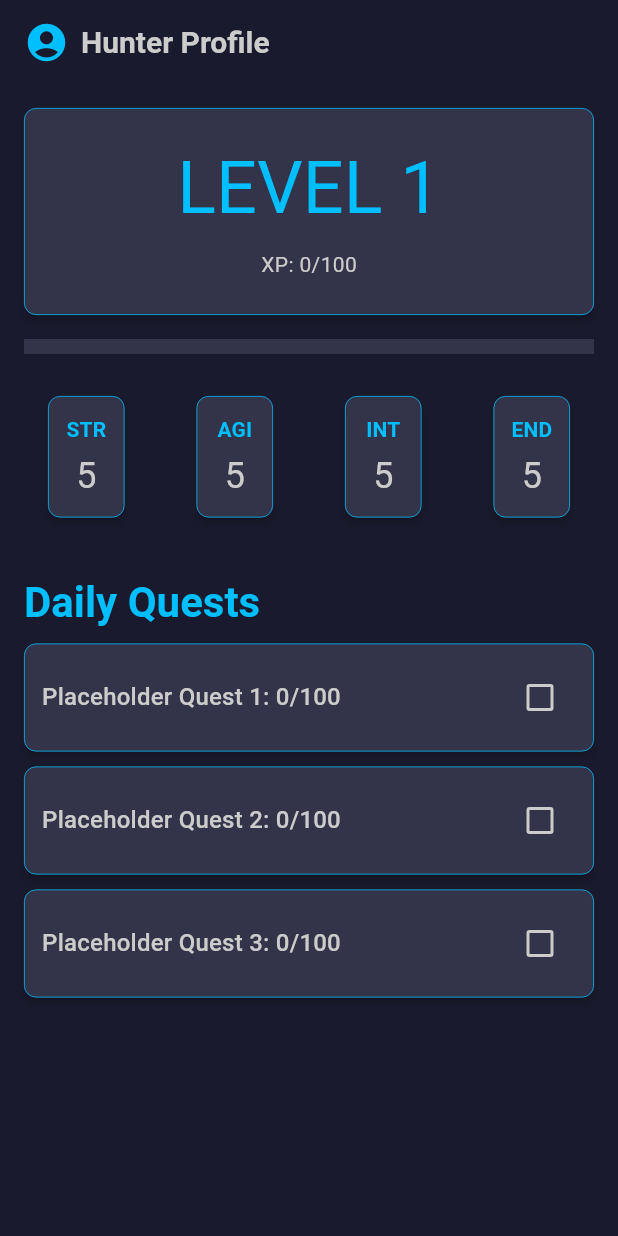
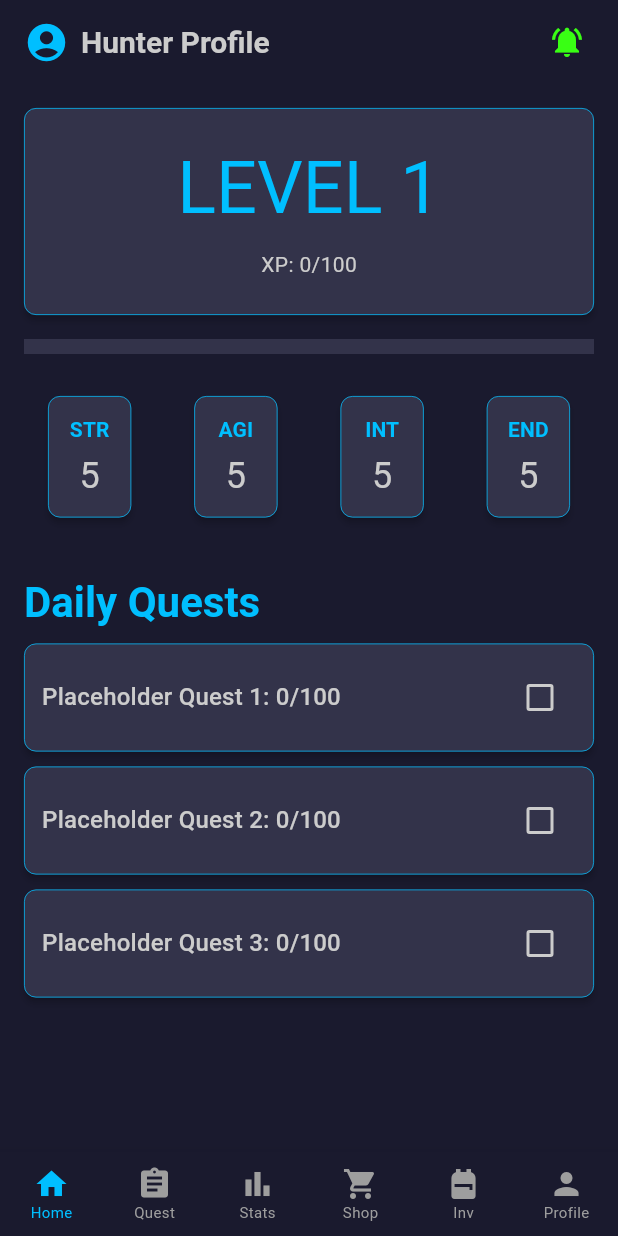
Before and after one commit to BlankW100/LevelZero.Qst, a Flutter app: the screen it shows after launch, after a tap on "Hunter Profile", on a phone screen of 412 x 824 dp. Run offline on Flutter 3.47's test engine with Material 3 defaults, Android fonts, the phone set to English and light mode, and no system bars; our stand-ins replace shared_preferences; accounts and stored records are empty.

Commit message:
updated Ui (added footer navi and notifcation) debugging splach screen since it doesnt show up on loading yet

```diff
--- a/lib/ui/dashboard_screen.dart
+++ b/lib/ui/dashboard_screen.dart
@@ -13,6 +13,9 @@ class _DashboardScreenState extends State<DashboardScreen> {
   final StorageService _storage = StorageService();
   HunterProfile? _profile;
 
+  // Tracks which tab in the footer is currently selected
+  int _currentTabIndex = 0;
+
   @override
   void initState() {
     super.initState();
@@ -24,7 +27,6 @@ class _DashboardScreenState extends State<DashboardScreen> {
     HunterProfile? loadedProfile = _storage.loadProfile();
 
     if (loadedProfile == null) {
-      // Create a default profile if none exists
       loadedProfile = HunterProfile();
       await _storage.saveProfile(loadedProfile);
     }
@@ -34,13 +36,34 @@ class _DashboardScreenState extends State<DashboardScreen> {
     });
   }
 
+  // Function to show the Notification Popup
+  void _showNotifications() {
+    showDialog(
+      context: context,
+      builder: (BuildContext context) {
+        return AlertDialog(
+          backgroundColor: Theme.of(context).colorScheme.surface,
+          title: Text(
+            "System Notifications",
+            style: TextStyle(color: Theme.of(context).colorScheme.primary),
+          ),
+          content: const Text("No new notifications at this time."),
+          actions: [
+            TextButton(
+              onPressed: () => Navigator.of(context).pop(),
+              child: const Text("CLOSE"),
+            ),
+          ],
+        );
+      },
+    );
+  }
+
   @override
   Widget build(BuildContext context) {
     if (_profile == null) {
       return const Scaffold(
-        body: Center(
-          child: CircularProgressIndicator(),
-        ),
+        body: Center(child: CircularProgressIndicator()),
       );
     }
 
@@ -48,7 +71,7 @@ class _DashboardScreenState extends State<DashboardScreen> {
       appBar: AppBar(
         title: GestureDetector(
           onTap: () {
-            debugPrint("Navigate to Profile"); // Placeholder for future Profile Screen
+            debugPrint("Navigate to Profile");
           },
           child: const Row(
             mainAxisSize: MainAxisSize.min,
@@ -60,11 +83,19 @@ class _DashboardScreenState extends State<DashboardScreen> {
           ),
         ),
         centerTitle: false,
+        // ADDED: The Notification Bell
+        actions: [
+          IconButton(
+            icon: const Icon(Icons.notifications_active),
+            color: Theme.of(context).colorScheme.secondary, // Green bell
+            onPressed: _showNotifications,
+          ),
+          const SizedBox(width: 10), // Padding on the right
+        ],
       ),
       body: Column(
         crossAxisAlignment: CrossAxisAlignment.stretch,
         children: [
-          // Level Card
           Card(
             margin: const EdgeInsets.all(16.0),
             child: Padding(
@@ -84,7 +115,6 @@ class _DashboardScreenState extends State<DashboardScreen> {
               ),
             ),
           ),
-          // XP Progress Bar
           Padding(
             padding: const EdgeInsets.symmetric(horizontal: 16.0),
             child: LinearProgressIndicator(
@@ -95,23 +125,21 @@ class _DashboardScreenState extends State<DashboardScreen> {
             ),
           ),
           const SizedBox(height: 20),
-          // Stats Row
           Padding(
             padding: const EdgeInsets.symmetric(horizontal: 16.0),
             child: Row(
               children: [
                 _buildStatCard(context, 'STR', _profile!.strength),
-                const SizedBox(width: 16), // Adjusted spacing so they fit nicely
+                const SizedBox(width: 10),
                 _buildStatCard(context, 'AGI', _profile!.agility),
-                const SizedBox(width: 16),
+                const SizedBox(width: 10),
                 _buildStatCard(context, 'INT', _profile!.intelligence),
-                const SizedBox(width: 16),
+                const SizedBox(width: 10),
                 _buildStatCard(context, 'END', _profile!.endurance),
               ],
             ),
           ),
           const SizedBox(height: 30),
-          // Daily Quests Section Header
           Padding(
             padding: const EdgeInsets.symmetric(horizontal: 16.0),
             child: Text(
@@ -123,11 +151,10 @@ class _DashboardScreenState extends State<DashboardScreen> {
             ),
           ),
           const SizedBox(height: 10),
-          // Quests List
           Expanded(
             child: ListView.builder(
               padding: const EdgeInsets.symmetric(horizontal: 16.0),
-              itemCount: 3, // Placeholder for 3 quests
+              itemCount: 3,
               itemBuilder: (context, index) {
                 return Card(
                   margin: const EdgeInsets.only(bottom: 10),
@@ -142,10 +169,8 @@ class _DashboardScreenState extends State<DashboardScreen> {
                           ),
                         ),
                         Checkbox(
-                          value: false, // Placeholder value
-                          onChanged: (bool? value) {
-                            debugPrint("Quest ${index + 1} checked: $value");
-                          },
+                          value: false,
+                          onChanged: (bool? value) {},
                           fillColor: WidgetStateProperty.resolveWith<Color>(
                             (Set<WidgetState> states) {
                               if (states.contains(WidgetState.selected)) {
@@ -165,15 +190,38 @@ class _DashboardScreenState extends State<DashboardScreen> {
           ),
         ],
       ),
+      // ADDED: The Bottom Navigation Bar (Footer)
+      bottomNavigationBar: BottomNavigationBar(
+        type: BottomNavigationBarType.fixed, // Required for more than 3 items
+        backgroundColor: Theme.of(context).scaffoldBackgroundColor,
+        selectedItemColor: Theme.of(context).colorScheme.primary,
+        unselectedItemColor: Colors.grey,
+        selectedFontSize: 10, // Small text to fit 6 items
+        unselectedFontSize: 10,
+        currentIndex: _currentTabIndex,
+        onTap: (index) {
+          setState(() {
+            _currentTabIndex = index; // Updates the active icon
+          });
+          // Future: Add routing to switch screens here
+        },
+        items: const [
+          BottomNavigationBarItem(icon: Icon(Icons.home), label: 'Home'),
+          BottomNavigationBarItem(icon: Icon(Icons.assignment), label: 'Quest'),
+          BottomNavigationBarItem(icon: Icon(Icons.bar_chart), label: 'Stats'),
+          BottomNavigationBarItem(icon: Icon(Icons.shopping_cart), label: 'Shop'),
+          BottomNavigationBarItem(icon: Icon(Icons.backpack), label: 'Inv'),
+          BottomNavigationBarItem(icon: Icon(Icons.person), label: 'Profile'),
+        ],
+      ),
     );
   }
 
-  // Custom widget to build the stat cards cleanly
   Widget _buildStatCard(BuildContext context, String statName, int statValue) {
     return Expanded(
       child: Card(
         child: Padding(
-          padding: const EdgeInsets.symmetric(vertical: 12.0, horizontal: 8.0),
+          padding: const EdgeInsets.symmetric(vertical: 12.0, horizontal: 4.0),
           child: Column(
             mainAxisAlignment: MainAxisAlignment.center,
             children: [
@@ -185,10 +233,7 @@ class _DashboardScreenState extends State<DashboardScreen> {
                     ),
               ),
               const SizedBox(height: 5),
-              Text(
-                '$statValue',
-                style: Theme.of(context).textTheme.headlineSmall,
-              ),
+              Text('$statValue', style: Theme.of(context).textTheme.headlineSmall),
             ],
           ),
         ),
```
Also changed, not shown: lib/ui/splash_screen.dart (+16 -17 lines).
